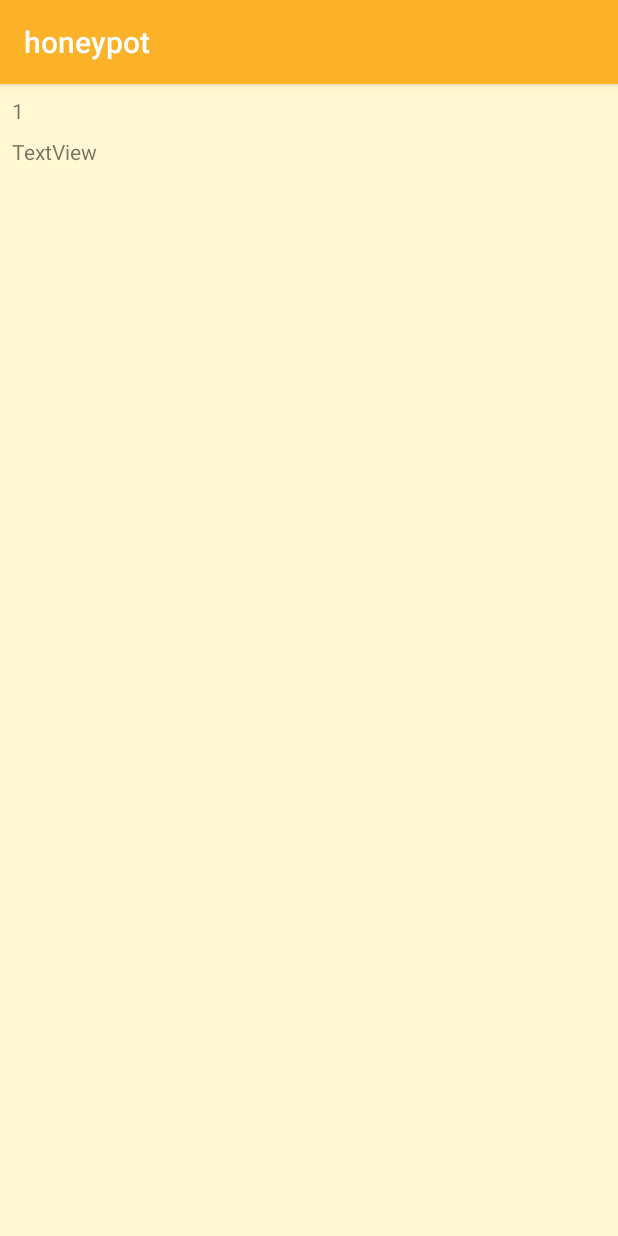
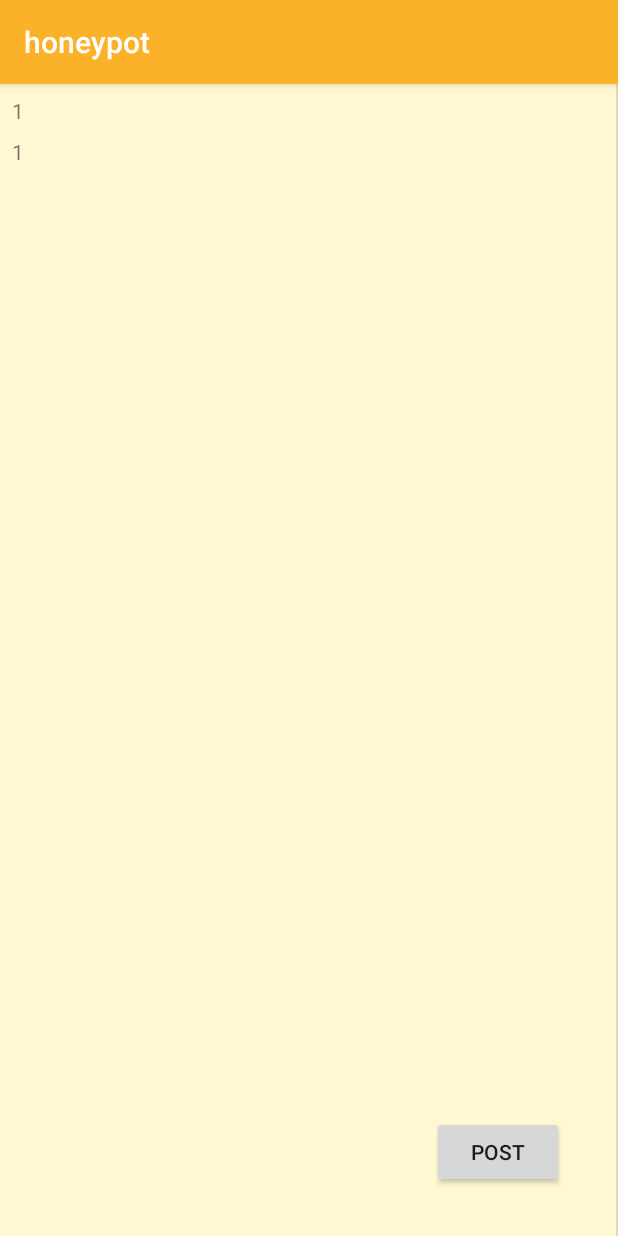
Before and after one commit to lrizvano/HackDuke_Honeypot, an Android app: the screen it shows after launch (MainActivity), on a phone screen of 412 x 824 dp. Run offline under Robolectric (Android 15) with nearby library versions, the phone set to English and light mode, and no system bars; 2 statements that could not run were skipped.

Commit message:
added activity for posting message

```diff
--- a/app/build.gradle
+++ b/app/build.gradle
@@ -28,4 +28,5 @@ dependencies {
     androidTestImplementation 'androidx.test.espresso:espresso-core:3.2.0'
     //noinspection GradleCompatible
     implementation 'com.android.support:recyclerview-v7:28.0.0'
+    implementation 'com.google.android.material:material:1.0.0'
 }
--- a/app/src/main/java/com/example/hackduke_honeypot/Message.java
+++ b/app/src/main/java/com/example/hackduke_honeypot/Message.java
@@ -4,18 +4,18 @@ import android.os.Parcel;
 import android.os.Parcelable;
 
 public class Message implements Parcelable {
-    String messageId, messageTime, messageData;
+    String messageId, messageData, messageTime;
 
-    public Message(String messageId, String messageTime, String messageData) {
+    public Message(String messageId, String messageData, String messageTime) {
         this.messageId = messageId;
+        this.messageData = messageData;
         this.messageTime = messageTime;
-        this.messageData = messageData;
     }
 
     protected Message(Parcel in) {
         messageId = in.readString();
+        messageData = in.readString();
         messageTime = in.readString();
-        messageData = in.readString();
     }
 
     public static final Creator<Message> CREATOR = new Creator<Message>() {
@@ -38,7 +38,7 @@ public class Message implements Parcelable {
     @Override
     public void writeToParcel(Parcel parcel, int i) {
         parcel.writeString(messageId);
+        parcel.writeString(messageData);
         parcel.writeString(messageTime);
-        parcel.writeString(messageData);
     }
 }
--- a/app/src/main/java/com/example/hackduke_honeypot/MessageAdapter.java
+++ b/app/src/main/java/com/example/hackduke_honeypot/MessageAdapter.java
@@ -38,12 +38,12 @@ public class MessageAdapter extends RecyclerView.Adapter<MessageAdapter.ViewHold
     }
 
     public static class ViewHolder extends RecyclerView.ViewHolder {
-        TextView tvMessageTime, tvMessageData;
+        TextView tvMessageData, tvMessageTime;
 
         public ViewHolder(@NonNull View itemView) {
             super(itemView);
             tvMessageData = itemView.findViewById(R.id.tvMessageData);
-            tvMessageTime = itemView.findViewById(R.id.tvMessageData);
+            tvMessageTime = itemView.findViewById(R.id.tvMessageTime);
 
             itemView.setOnClickListener(new View.OnClickListener() {
                 @Override
--- a/app/src/main/res/layout/activity_main.xml
+++ b/app/src/main/res/layout/activity_main.xml
@@ -16,4 +16,14 @@
         app:layout_constraintStart_toStartOf="parent"
         app:layout_constraintTop_toTopOf="parent" />
 
+    <Button
+        android:id="@+id/bMessage"
+        android:layout_width="wrap_content"
+        android:layout_height="wrap_content"
+        android:layout_marginEnd="36dp"
+        android:layout_marginBottom="32dp"
+        android:text="@string/post"
+        app:layout_constraintBottom_toBottomOf="parent"
+        app:layout_constraintEnd_toEndOf="parent" />
+
 </androidx.constraintlayout.widget.ConstraintLayout>
--- a/app/src/main/res/values/strings.xml
+++ b/app/src/main/res/values/strings.xml
@@ -1,3 +1,4 @@
 <resources>
     <string name="app_name">honeypot</string>
+    <string name="post">Post</string>
 </resources>
```
Also changed, not shown: app/src/main/AndroidManifest.xml (+5 -5 lines), app/src/main/java/com/example/hackduke_honeypot/MainActivity.java (+24 -0 lines), app/src/main/java/com/example/hackduke_honeypot/PostMessageActivity.java (added, +14 -0 lines), app/src/main/res/layout/activity_post_message.xml (added, +9 -0 lines).
